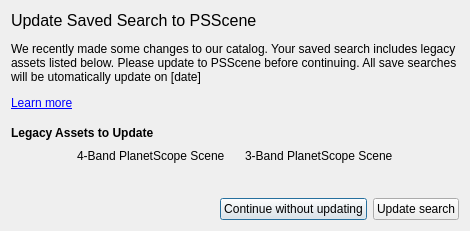
planetlabs/qgis-planet-plugin, file planet_explorer/ui/pe_legacy_warning_dialog.ui: the form before one commit.
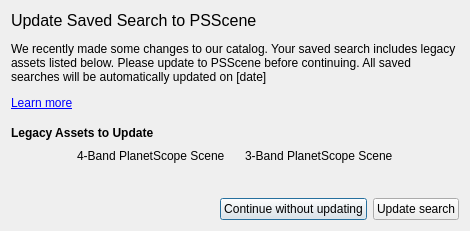
The form after the commit.

```diff
--- a/planet_explorer/ui/pe_legacy_warning_dialog.ui
+++ b/planet_explorer/ui/pe_legacy_warning_dialog.ui
@@ -17,7 +17,7 @@
    <item>
     <widget class="QLabel" name="label">
      <property name="text">
-      <string>&lt;html&gt;&lt;head/&gt;&lt;body&gt;&lt;p&gt;&lt;span style=&quot; font-size:12pt;&quot;&gt;Update Saved Search to PSScene&lt;/span&gt;&lt;/p&gt;&lt;p&gt;We recently made some changes to our catalog. Your saved search includes legacy assets listed below. Please update to PSScene before continuing. All save searches will be utomatically update on [date]&lt;/p&gt;&lt;p&gt;&lt;a href=&quot;psscene&quot;&gt;&lt;span style=&quot; text-decoration: underline; color:#0000ff;&quot;&gt;Learn more&lt;/span&gt;&lt;/a&gt;&lt;/p&gt;&lt;/body&gt;&lt;/html&gt;</string>
+      <string>&lt;html&gt;&lt;head/&gt;&lt;body&gt;&lt;p&gt;&lt;span style=&quot; font-size:12pt;&quot;&gt;Update Saved Search to PSScene&lt;/span&gt;&lt;/p&gt;&lt;p&gt;We recently made some changes to our catalog. Your saved search includes legacy assets listed below. Please update to PSScene before continuing. All saved searches will be automatically updated on [date]&lt;/p&gt;&lt;p&gt;&lt;a href=&quot;psscene&quot;&gt;&lt;span style=&quot; text-decoration: underline; color:#0000ff;&quot;&gt;Learn more&lt;/span&gt;&lt;/a&gt;&lt;/p&gt;&lt;/body&gt;&lt;/html&gt;</string>
      </property>
      <property name="wordWrap">
       <bool>true</bool>
```
